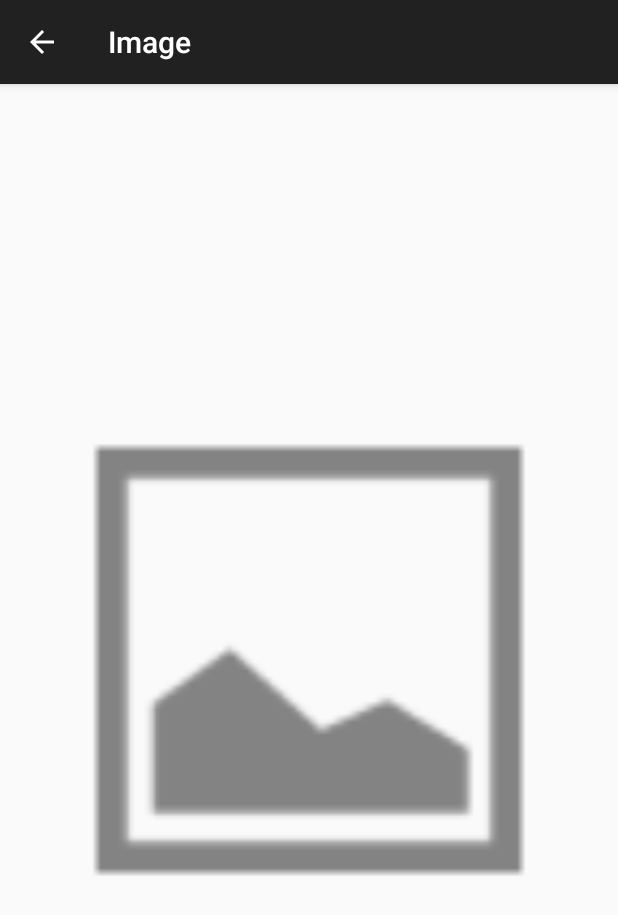
After one commit to VincentNarbot/Suppression, an Android app: the ViewImageActivity screen opened directly, with no data from a screen before it, on a phone screen of 412 x 824 dp. The commit adds this screen. Shown: the top 915 px of the screen. Run offline under Robolectric (Android 15) with nearby library versions, the phone set to English and light mode, and no system bars; 1 statement that could not run was skipped.

Commit message:
Adding Inbox with Video and Image

```diff
--- a/app/src/main/java/io/takeflight/suppression/AppConstants.java
+++ b/app/src/main/java/io/takeflight/suppression/AppConstants.java
@@ -17,6 +17,7 @@ public final class AppConstants {
     public static final String KEY_SENDER_NAME= "senderName";
     public static final String KEY_FILE = "file";
     public static final String KEY_FILE_TYPE = "fileType";
+    public static final String KEY_CREATED_AT = "created_at";
 
     public static final String TYPE_IMAGE = "image";
     public static final String TYPE_VIDEO = "video";
--- a/app/src/main/java/io/takeflight/suppression/RecipientsActivity.java
+++ b/app/src/main/java/io/takeflight/suppression/RecipientsActivity.java
@@ -160,11 +160,7 @@ public class RecipientsActivity extends ActionBarActivity {
                 send(message);
                 finish();
             }
-
         }
-
-
-
         return super.onOptionsItemSelected(item);
     }
 
--- /dev/null
+++ b/app/src/main/java/io/takeflight/suppression/ViewImageActivity.java
@@ -0,0 +1,26 @@
+package io.takeflight.suppression;
+
+import android.net.Uri;
+import android.support.v7.app.ActionBarActivity;
+import android.os.Bundle;
+import android.view.Menu;
+import android.view.MenuItem;
+import android.widget.ImageView;
+
+import com.squareup.picasso.Picasso;
+
+
+public class ViewImageActivity extends ActionBarActivity {
+
+    @Override
+    protected void onCreate(Bundle savedInstanceState) {
+        super.onCreate(savedInstanceState);
+        setContentView(R.layout.activity_view_image);
+
+        ImageView imageView = (ImageView) findViewById(R.id.imageView);
+
+        Uri imageUri = getIntent().getData();
+
+        Picasso.with(this).load(imageUri.toString()).placeholder(R.drawable.ic_action_picture).error(R.drawable.ic_action_picture).into(imageView);
+    }
+}
--- /dev/null
+++ b/app/src/main/res/layout/activity_view_image.xml
@@ -0,0 +1,15 @@
+<RelativeLayout xmlns:android="http://schemas.android.com/apk/res/android"
+    xmlns:tools="http://schemas.android.com/tools" android:layout_width="match_parent"
+    android:layout_height="match_parent"
+    tools:context="io.takeflight.suppression.ViewImageActivity">
+
+    <ImageView
+        android:layout_width="match_parent"
+        android:layout_height="match_parent"
+        android:id="@+id/imageView"
+        android:scaleType="fitCenter"
+        android:src="@drawable/ic_action_picture"
+        android:layout_alignParentTop="true"
+        android:layout_alignParentLeft="true"
+        android:layout_alignParentStart="true" />
+</RelativeLayout>
--- a/app/src/main/res/values/dimens.xml
+++ b/app/src/main/res/values/dimens.xml
@@ -2,4 +2,8 @@
     <!-- Default screen margins, per the Android Design guidelines. -->
     <dimen name="activity_horizontal_margin">16dp</dimen>
     <dimen name="activity_vertical_margin">16dp</dimen>
+    <dimen name="message_label_margin">10dp</dimen>
+    <dimen name="message_icon_size">30dp</dimen>
+    <dimen name="message_margin_top">10dp</dimen>
+    <dimen name="message_margin_bottom">10dp</dimen>
 </resources>
--- a/app/src/main/res/values/strings.xml
+++ b/app/src/main/res/values/strings.xml
@@ -46,5 +46,6 @@
     <string name="title_activity_recipients">Choose Recipients</string>
     <string name="message_sent">Message sent</string>
     <string name="error_sending_message">Error sending this message. Please try again</string>
+    <string name="title_activity_view_image">Image</string>
 
 </resources>
```
Also changed, not shown: app/src/main/AndroidManifest.xml (+19 -5 lines), app/src/main/java/io/takeflight/suppression/InboxFragment.java (+96 -0 lines), app/src/main/java/io/takeflight/suppression/MainActivity.java (+8 -0 lines), app/src/main/java/io/takeflight/suppression/MessageAdapter.java (added, +59 -0 lines), app/src/main/res/layout/message_item.xml (added, +25 -0 lines), app/libs/picasso-2.5.2.jar (added), app/src/main/res/drawable/ic_action_picture.png (added), app/src/main/res/drawable/ic_action_video.png (added), 1 other file.
